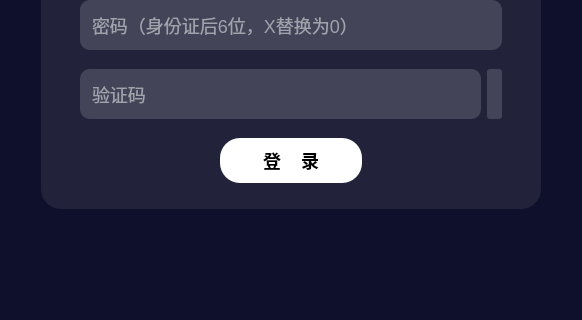
First picture: the form in login.ui, repository feroooooo/LibClient, before the edit; both pictures show x 349 to 931 and y 305 to 625 of the 1280 by 720 pixel window.
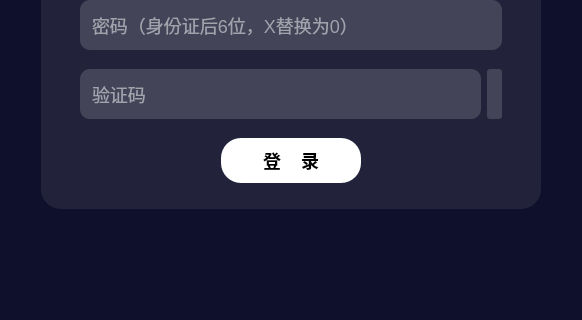
Second picture: the form after the edit. Icons and pictures are not drawn.

Patch:
```diff
--- a/login.ui
+++ b/login.ui
@@ -24,7 +24,7 @@
     <string notr="true">QWidget#StyleFrame{
 	background-color:#0f102c;
 }
-QFrame {
+QFrame#Container {
 	background-color:#22223a;
 }
 QLineEdit{
@@ -37,8 +37,11 @@
 QPushButton:hover{
 	background-color:#d1d1d1;
 }
-QLabel{
+QLabel#codeLabel{
 	background-color:#434458;
+}
+QFrame#titleFrame{
+	background-color:#434458;;
 }</string>
    </property>
    <layout class="QVBoxLayout" name="verticalLayout_3">
@@ -136,7 +139,6 @@
 	border-radius:20px;
 	font-size:18px;
 	font-weight:600;
-	margin:0 140px;
 }</string>
           </property>
           <layout class="QVBoxLayout" name="verticalLayout">
@@ -246,14 +248,23 @@
              </item>
             </layout>
            </item>
-           <item>
+           <item alignment="Qt::AlignHCenter">
             <widget class="QPushButton" name="loginButton">
              <property name="minimumSize">
               <size>
-               <width>0</width>
+               <width>140</width>
                <height>45</height>
               </size>
              </property>
+             <property name="maximumSize">
+              <size>
+               <width>140</width>
+               <height>16777215</height>
+              </size>
+             </property>
+             <property name="cursor">
+              <cursorShape>PointingHandCursor</cursorShape>
+             </property>
              <property name="text">
               <string>登    录</string>
              </property>
```
Left out of the diff: 2 changed lines with no effect on the pictures.
